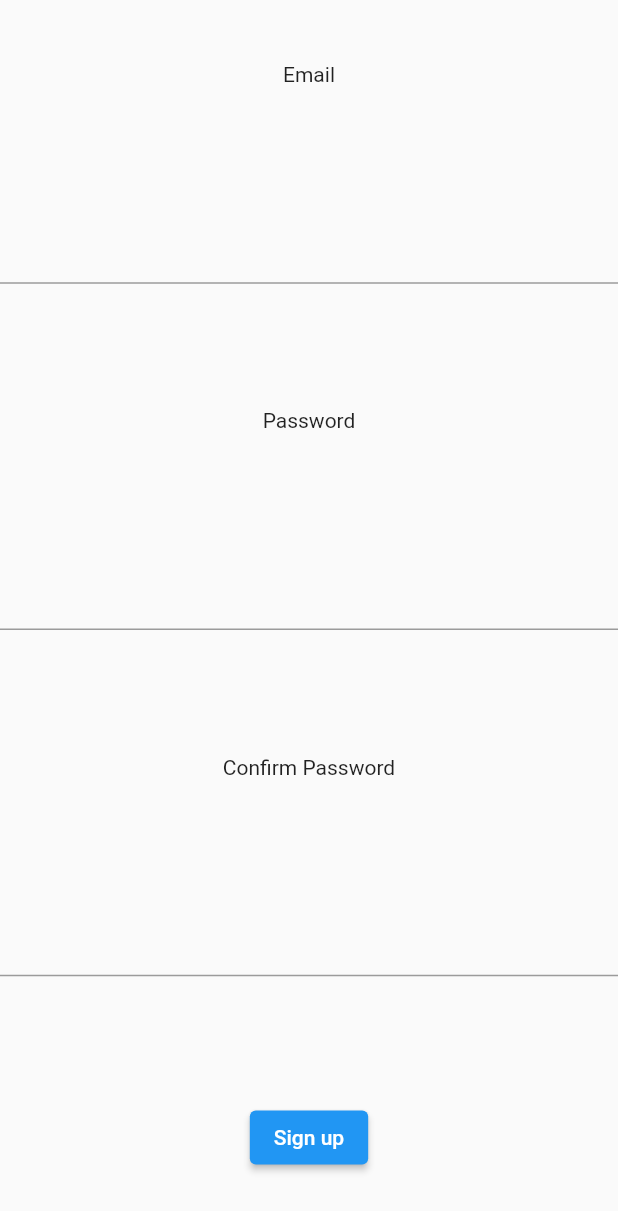
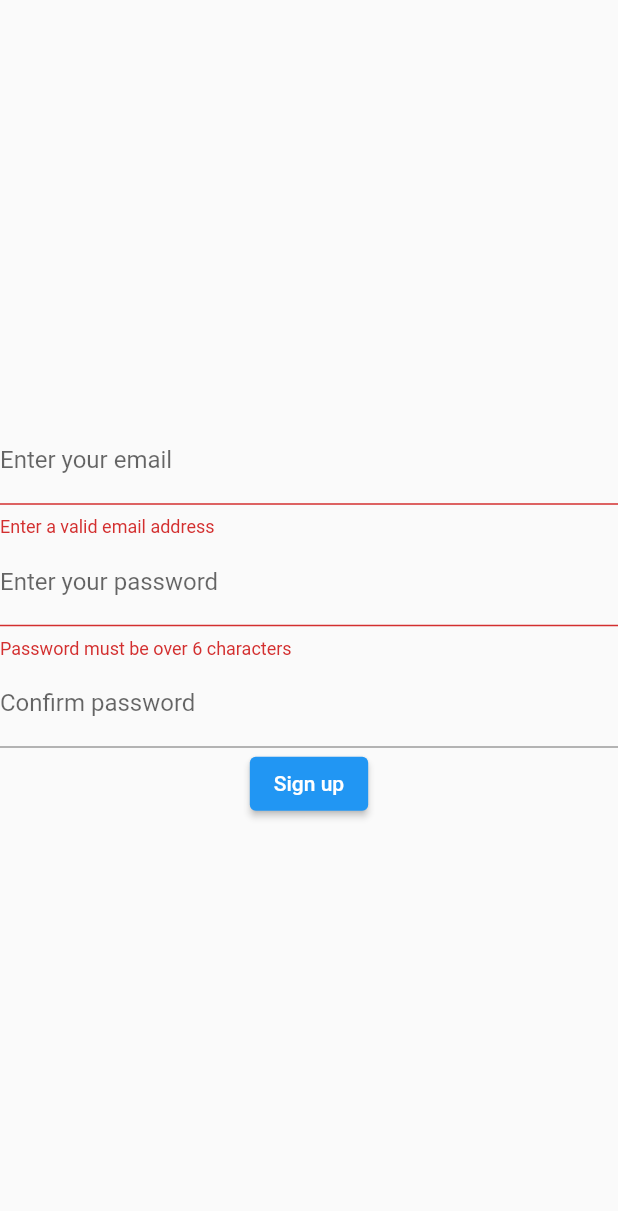
Before and after one commit to StratosKyriazidis/rss_feed, a Flutter app: the EmailSignupForm widget shown alone on an empty page, opened directly, after a tap on "Sign up", on a phone screen of 412 x 824 dp. Shown: the top 1211 px of the screen. Run offline on Flutter 3.47's test engine with Material 2 defaults, Android fonts, the phone set to English and light mode, and no system bars; our stand-ins replace firebase_auth, firebase_core, google_sign_in; missing offline and left inert: cloud_firestore_web, firebase_auth_web, firebase_core_web; accounts and stored records are empty; network calls fail.

Commit message:
Sign in final commit (I hope)

```diff
--- a/lib/firebase/firebase_main.dart
+++ b/lib/firebase/firebase_main.dart
@@ -22,8 +22,8 @@ class FirebaseMain with ChangeNotifier {
       } else {
         loggedIn = true;
       }
+      notifyListeners();
     });
-    notifyListeners();
   }
 
   Future<void> anonymousSignin() async {
@@ -35,7 +35,7 @@ class FirebaseMain with ChangeNotifier {
     notifyListeners();
   }
 
-  Future<String> validateLogin(String email, String password) async {
+  Future<String> emailLogin(String email, String password) async {
     try {
       UserCredential userCredential = await auth!
           .signInWithEmailAndPassword(email: email, password: password);
@@ -50,9 +50,7 @@ class FirebaseMain with ChangeNotifier {
     return 'all-clear';
   }
 
-  Future<String> validateSignup(
-      String email, String password, String confirmPassword) async {
-    if (password == confirmPassword) {
+  Future<String> emailSignup(String email, String password) async {
     try {
       UserCredential userCredential = await auth!
           .createUserWithEmailAndPassword(email: email, password: password);
@@ -64,9 +62,6 @@ class FirebaseMain with ChangeNotifier {
       }
     } catch (e) {
       return e.toString();
-      }
-    } else {
-      return 'unmatching-passwords';
     }
     notifyListeners();
     return 'all-clear';
--- a/lib/widgets/email_login.dart
+++ b/lib/widgets/email_login.dart
@@ -56,7 +56,7 @@ class _EmailLoginFormState extends State<EmailLoginForm> {
             ElevatedButton(
               onPressed: () {
                 if (_formKey.currentState!.validate()) {
-                  value.validateLogin(
+                  value.emailLogin(
                       _emailController.text, _passwordController.text);
                   Navigator.pop(context);
                 }
--- a/lib/widgets/email_signup.dart
+++ b/lib/widgets/email_signup.dart
@@ -11,9 +11,17 @@ class EmailSignupForm extends StatefulWidget {
 
 class _EmailSignupFormState extends State<EmailSignupForm> {
   final _formKey = GlobalKey<FormState>();
-  String _email = '';
-  String _password = '';
-  String _confirmPassword = '';
+  final _emailController = TextEditingController();
+  final _passwordController = TextEditingController();
+  final _confirmController = TextEditingController();
+
+  @override
+  void dispose() {
+    _emailController.dispose();
+    _passwordController.dispose();
+    _confirmController.dispose();
+    super.dispose();
+  }
 
   @override
   Widget build(BuildContext context) {
@@ -21,58 +29,52 @@ class _EmailSignupFormState extends State<EmailSignupForm> {
       return Form(
         key: _formKey,
         child: Column(
-          mainAxisAlignment: MainAxisAlignment.spaceAround,
+          mainAxisAlignment: MainAxisAlignment.center,
           crossAxisAlignment: CrossAxisAlignment.center,
           children: [
-            const Text('Email'),
             TextFormField(
-              onSaved: (value) {
-                _email = value.toString();
+              controller: _emailController,
+              decoration: const InputDecoration(
+                border: UnderlineInputBorder(),
+                labelText: 'Enter your email',
+              ),
+              keyboardType: TextInputType.emailAddress,
+              validator: (newValue) => validateEmail(newValue),
+            ),
+            TextFormField(
+              controller: _passwordController,
+              decoration: const InputDecoration(
+                border: UnderlineInputBorder(),
+                labelText: 'Enter your password',
+              ),
+              obscureText: true,
+              validator: (newValue) {
+                if (newValue == null || newValue.length < 6) {
+                  return 'Password must be over 6 characters';
+                }
+                return null;
               },
             ),
-            const Text('Password'),
             TextFormField(
-              onSaved: (value) {
-                _password = value.toString();
-              },
-            ),
-            const Text('Confirm Password'),
-            TextFormField(
-              onSaved: (value) {
-                _confirmPassword = value.toString();
+              controller: _confirmController,
+              decoration: const InputDecoration(
+                  border: UnderlineInputBorder(),
+                  labelText: 'Confirm password'),
+              obscureText: true,
+              validator: (newValue) {
+                if (newValue == null || newValue != _passwordController.text) {
+                  return 'Passwords must match';
+                }
+                return null;
               },
             ),
             ElevatedButton(
               onPressed: () {
-                _formKey.currentState!.save();
-                value.validateSignup(_email, _password, _confirmPassword);
-                // if (value
-                //         .validateSignup(_email, _password, _confirmPassword)
-                //         .toString() ==
-                //     'email-already-in-use') {
-                //   ScaffoldMessenger.of(context).showSnackBar(const SnackBar(
-                //     content: Text('Email already in use'),
-                //   ));
-                //   _formKey.currentState!.reset();
-                // } else if (value
-                //         .validateSignup(_email, _password, _confirmPassword)
-                //         .toString() ==
-                //     'weak-password') {
-                //   ScaffoldMessenger.of(context).showSnackBar(const SnackBar(
-                //     content: Text('Weak password'),
-                //   ));
-                //   _formKey.currentState!.reset();
-                // } else if (value
-                //         .validateSignup(_email, _password, _confirmPassword)
-                //         .toString() ==
-                //     'unmatching-passwords') {
-                //   ScaffoldMessenger.of(context).showSnackBar(const SnackBar(
-                //     content: Text('Passwords in both fields must be the same'),
-                //   ));
-                //   _formKey.currentState!.reset();
-                // } else {
-                //   value.validateSignup(_email, _password, _confirmPassword);
-                // }
+                if (_formKey.currentState!.validate()) {
+                  value.emailSignup(
+                      _emailController.text, _passwordController.text);
+                  Navigator.pop(context);
+                }
               },
               child: const Text('Sign up'),
             ),
@@ -82,3 +84,16 @@ class _EmailSignupFormState extends State<EmailSignupForm> {
     });
   }
 }
+
+String? validateEmail(String? value) {
+  String pattern =
+      r"^[a-zA-Z0-9.!#$%&'*+/=?^_`{|}~-]+@[a-zA-Z0-9](?:[a-zA-Z0-9-]"
+      r"{0,253}[a-zA-Z0-9])?(?:\.[a-zA-Z0-9](?:[a-zA-Z0-9-]"
+      r"{0,253}[a-zA-Z0-9])?)*$";
+  RegExp regex = RegExp(pattern);
+  if (value == null || value.isEmpty || !regex.hasMatch(value)) {
+    return 'Enter a valid email address';
+  } else {
+    return null;
+  }
+}
```
Also changed, not shown: 3 other files. Lines whose indentation alone changed are shown as unchanged.
